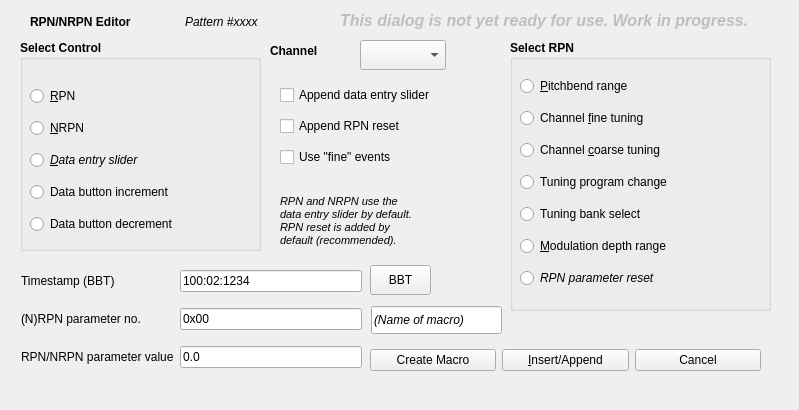
ahlstromcj/seq66, file seq_qt5/src/gui/qrpnframe.ui: the form before one commit.
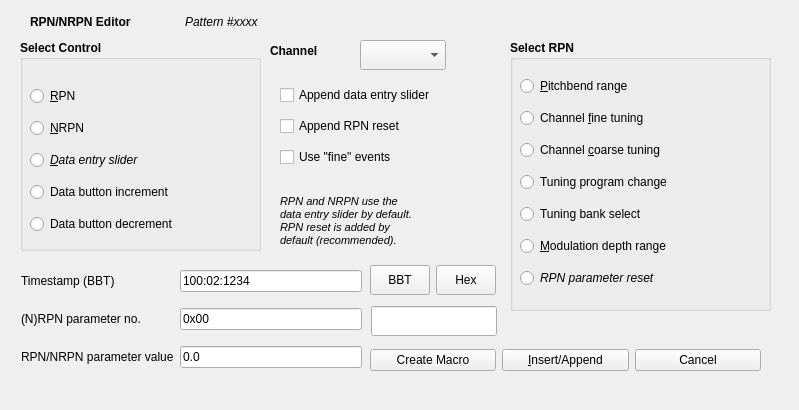
The form after the commit.

Commit message: Added a hex button and fixed creating RPN bytes.

The edit to the form file:
```diff
--- a/seq_qt5/src/gui/qrpnframe.ui
+++ b/seq_qt5/src/gui/qrpnframe.ui
@@ -255,8 +255,8 @@
     <rect>
      <x>371</x>
      <y>306</y>
-     <width>131</width>
-     <height>28</height>
+     <width>126</width>
+     <height>30</height>
     </rect>
    </property>
    <property name="font">
@@ -269,7 +269,7 @@
 to the 'ctrl' file.</string>
    </property>
    <property name="text">
-    <string>(Name of macro)</string>
+    <string/>
    </property>
    <property name="frame">
     <bool>true</bool>
@@ -341,7 +341,7 @@
     <rect>
      <x>370</x>
      <y>265</y>
-     <width>61</width>
+     <width>60</width>
      <height>30</height>
     </rect>
    </property>
@@ -523,7 +523,23 @@
     </font>
    </property>
    <property name="text">
-    <string>This dialog is not yet ready for use. Work in progress.</string>
+    <string></string>
+   </property>
+  </widget>
+  <widget class="QPushButton" name="button_hex">
+   <property name="geometry">
+    <rect>
+     <x>436</x>
+     <y>265</y>
+     <width>60</width>
+     <height>30</height>
+    </rect>
+   </property>
+   <property name="text">
+    <string>Hex</string>
+   </property>
+   <property name="checkable">
+    <bool>true</bool>
    </property>
   </widget>
  </widget>
```
Left out of the diff: 4 changed lines with no effect on the pictures. The commit also changes 11 other files.
